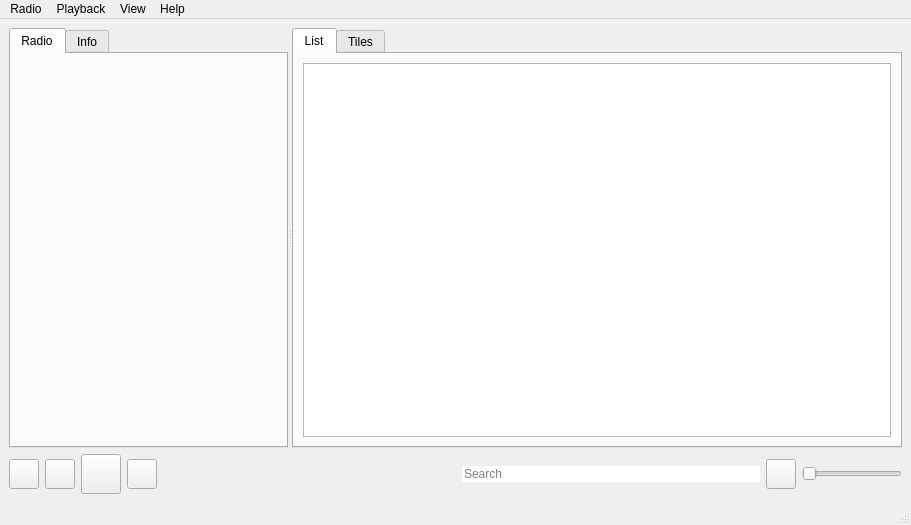
First picture: the form in mainwindow.ui, repository grzesiekkedzior/TuneScape, before the edit.
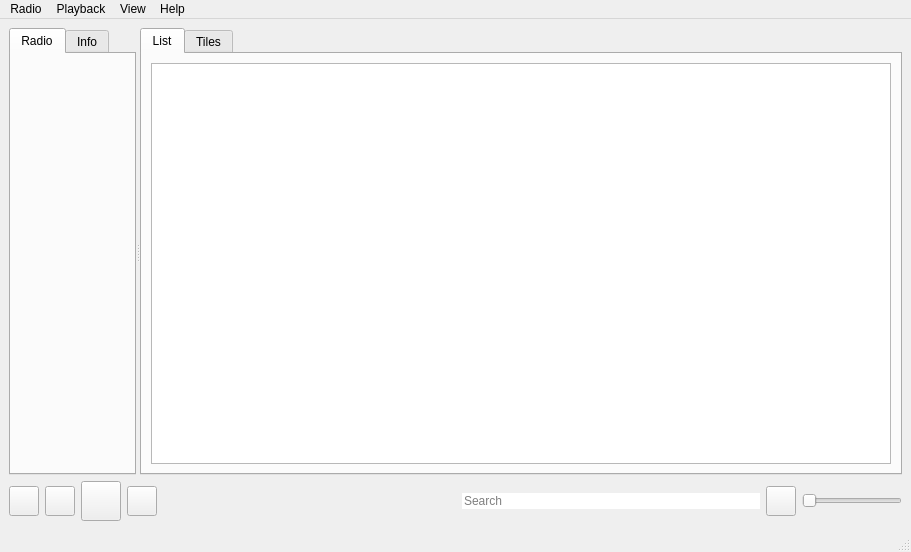
Second picture: the form after the edit. Icons and pictures are not drawn.

The edit to the form file:
```diff
--- a/mainwindow.ui
+++ b/mainwindow.ui
@@ -7,7 +7,7 @@
     <x>0</x>
     <y>0</y>
     <width>911</width>
-    <height>525</height>
+    <height>552</height>
    </rect>
   </property>
   <property name="windowTitle">
@@ -15,7 +15,7 @@
   </property>
   <widget class="QWidget" name="centralwidget">
    <property name="sizePolicy">
-    <sizepolicy hsizetype="Expanding" vsizetype="Expanding">
+    <sizepolicy hsizetype="Expanding" vsizetype="Ignored">
      <horstretch>0</horstretch>
      <verstretch>0</verstretch>
     </sizepolicy>
@@ -23,7 +23,7 @@
    <property name="minimumSize">
     <size>
      <width>0</width>
-     <height>210</height>
+     <height>70</height>
     </size>
    </property>
    <layout class="QVBoxLayout" name="verticalLayout">
@@ -42,8 +42,11 @@
        <bool>true</bool>
       </property>
       <widget class="QScrollArea" name="scrollTabArea">
+       <property name="enabled">
+        <bool>true</bool>
+       </property>
        <property name="sizePolicy">
-        <sizepolicy hsizetype="Preferred" vsizetype="Expanding">
+        <sizepolicy hsizetype="Minimum" vsizetype="Expanding">
          <horstretch>0</horstretch>
          <verstretch>0</verstretch>
         </sizepolicy>
@@ -89,10 +92,16 @@
          <rect>
           <x>0</x>
           <y>0</y>
-          <width>313</width>
-          <height>403</height>
+          <width>165</width>
+          <height>431</height>
          </rect>
         </property>
+        <property name="sizePolicy">
+         <sizepolicy hsizetype="Preferred" vsizetype="Preferred">
+          <horstretch>0</horstretch>
+          <verstretch>0</verstretch>
+         </sizepolicy>
+        </property>
         <property name="styleSheet">
          <string notr="true"/>
         </property>
@@ -202,6 +211,12 @@
        </widget>
       </widget>
       <widget class="QScrollArea" name="scrollStackArea">
+       <property name="sizePolicy">
+        <sizepolicy hsizetype="Expanding" vsizetype="Expanding">
+         <horstretch>1</horstretch>
+         <verstretch>0</verstretch>
+        </sizepolicy>
+       </property>
        <property name="styleSheet">
         <string notr="true"/>
        </property>
@@ -219,10 +234,16 @@
          <rect>
           <x>0</x>
           <y>0</y>
-          <width>570</width>
-          <height>403</height>
+          <width>719</width>
+          <height>431</height>
          </rect>
         </property>
+        <property name="sizePolicy">
+         <sizepolicy hsizetype="Preferred" vsizetype="Preferred">
+          <horstretch>0</horstretch>
+          <verstretch>0</verstretch>
+         </sizepolicy>
+        </property>
         <layout class="QHBoxLayout" name="horizontalLayout_3">
          <property name="spacing">
           <number>5</number>
@@ -241,6 +262,12 @@
          </property>
          <item>
           <widget class="QTabWidget" name="tabRadioListWidget">
+           <property name="sizePolicy">
+            <sizepolicy hsizetype="Expanding" vsizetype="Expanding">
+             <horstretch>0</horstretch>
+             <verstretch>0</verstretch>
+            </sizepolicy>
+           </property>
            <property name="currentIndex">
             <number>0</number>
            </property>
@@ -392,6 +419,9 @@
         <property name="orientation">
          <enum>Qt::Horizontal</enum>
         </property>
+        <property name="sizeType">
+         <enum>QSizePolicy::Expanding</enum>
+        </property>
         <property name="sizeHint" stdset="0">
          <size>
           <width>40</width>
```
Left out of the diff: 4 changed lines with no effect on the pictures.
